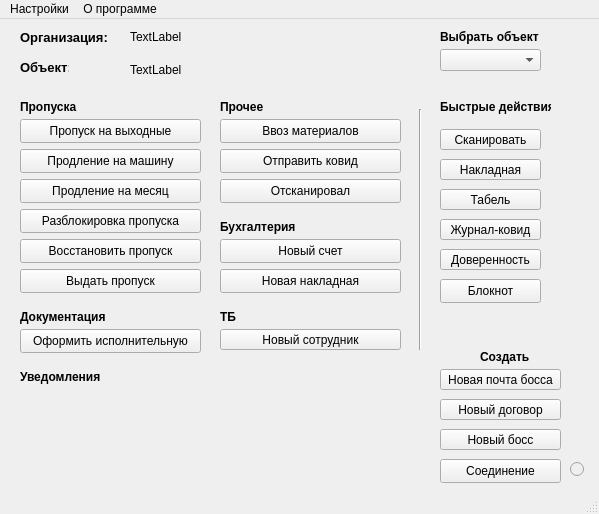
The window that my_helper/notebook/designer_ui/main_menu.ui (SmolPO/vertical) describes before a commit, drawn with Qt 5.
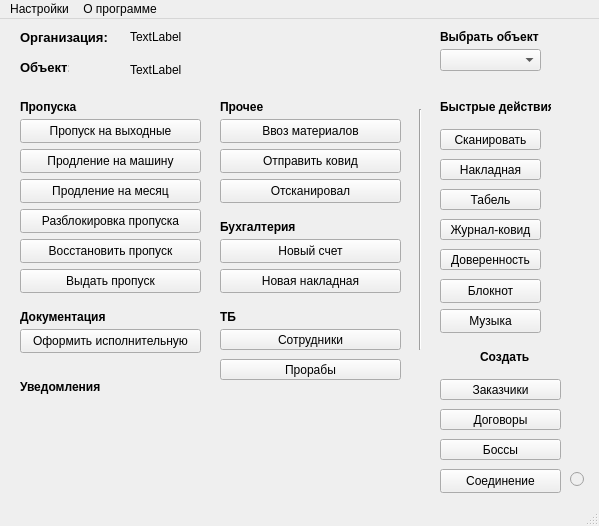
The same window after the commit.

```diff
--- a/my_helper/notebook/designer_ui/main_menu.ui
+++ b/my_helper/notebook/designer_ui/main_menu.ui
@@ -7,7 +7,7 @@
     <x>0</x>
     <y>0</y>
     <width>599</width>
-    <height>514</height>
+    <height>526</height>
    </rect>
   </property>
   <property name="windowTitle">
@@ -92,17 +92,17 @@
      <string>Сканировать</string>
     </property>
    </widget>
-   <widget class="QPushButton" name="b_new_build">
+   <widget class="QPushButton" name="b_new_company">
     <property name="geometry">
      <rect>
       <x>440</x>
-      <y>380</y>
+      <y>360</y>
       <width>121</width>
       <height>21</height>
      </rect>
     </property>
     <property name="text">
-     <string>Новый договор</string>
+     <string>Заказчики</string>
     </property>
    </widget>
    <widget class="QPushButton" name="b_new_person">
@@ -115,20 +115,7 @@
      </rect>
     </property>
     <property name="text">
-     <string>Новый сотрудник</string>
-    </property>
-   </widget>
-   <widget class="QPushButton" name="b_new_boss_post">
-    <property name="geometry">
-     <rect>
-      <x>440</x>
-      <y>350</y>
-      <width>121</width>
-      <height>21</height>
-     </rect>
-    </property>
-    <property name="text">
-     <string>Новая почта босса</string>
+     <string>Сотрудники</string>
     </property>
    </widget>
    <widget class="QLabel" name="ui_l_comp">
@@ -261,7 +248,7 @@
     <property name="geometry">
      <rect>
       <x>20</x>
-      <y>350</y>
+      <y>360</y>
       <width>111</width>
       <height>16</height>
      </rect>
@@ -532,20 +519,20 @@
     <property name="geometry">
      <rect>
       <x>440</x>
-      <y>410</y>
+      <y>420</y>
       <width>121</width>
       <height>21</height>
      </rect>
     </property>
     <property name="text">
-     <string>Новый босс</string>
+     <string>Боссы</string>
     </property>
    </widget>
    <widget class="QPushButton" name="b_connect">
     <property name="geometry">
      <rect>
       <x>440</x>
-      <y>440</y>
+      <y>450</y>
       <width>121</width>
       <height>24</height>
      </rect>
@@ -561,7 +548,7 @@
     <property name="geometry">
      <rect>
       <x>570</x>
-      <y>440</y>
+      <y>450</y>
       <width>21</width>
       <height>20</height>
      </rect>
@@ -593,6 +580,45 @@
      </rect>
     </property>
    </widget>
+   <widget class="QPushButton" name="b_new_build">
+    <property name="geometry">
+     <rect>
+      <x>440</x>
+      <y>390</y>
+      <width>121</width>
+      <height>21</height>
+     </rect>
+    </property>
+    <property name="text">
+     <string>Договоры</string>
+    </property>
+   </widget>
+   <widget class="QPushButton" name="b_new_person_2">
+    <property name="geometry">
+     <rect>
+      <x>220</x>
+      <y>340</y>
+      <width>181</width>
+      <height>21</height>
+     </rect>
+    </property>
+    <property name="text">
+     <string>Прорабы</string>
+    </property>
+   </widget>
+   <widget class="QPushButton" name="pushButton">
+    <property name="geometry">
+     <rect>
+      <x>440</x>
+      <y>290</y>
+      <width>101</width>
+      <height>24</height>
+     </rect>
+    </property>
+    <property name="text">
+     <string>Музыка</string>
+    </property>
+   </widget>
   </widget>
   <widget class="QStatusBar" name="statusbar"/>
   <widget class="QMenuBar" name="menubar">
```
Left out of the diff: 2 changed lines with no effect on the pictures.
